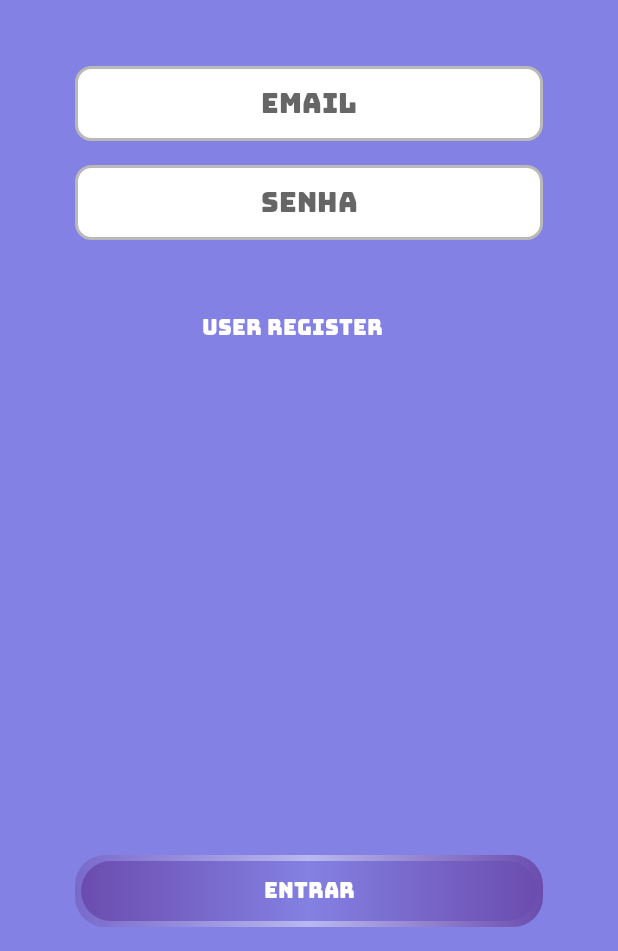
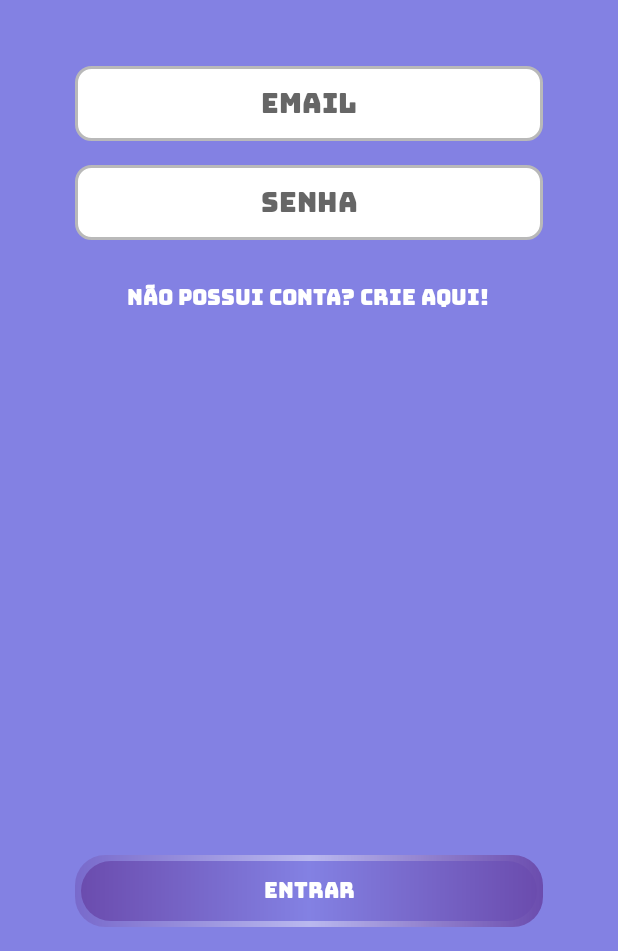
Before and after one commit to samirmaciel/TechQuiz-App, an Android app: the screen it shows after launch (MainActivity), on a phone screen of 412 x 824 dp, the part 285-1236 px from its top. Run offline under Robolectric (Android 15) with nearby library versions, the phone set to English and light mode, and no system bars.

```diff
--- a/app/build.gradle
+++ b/app/build.gradle
@@ -1,6 +1,7 @@
 plugins {
     id 'com.android.application'
     id 'org.jetbrains.kotlin.android'
+    id 'com.google.gms.google-services'
 }
 
 android {
@@ -52,4 +53,9 @@ dependencies {
     implementation "androidx.navigation:navigation-ui-ktx:$nav_version"
 
     implementation 'de.hdodenhof:circleimageview:3.1.0'
+
+    implementation platform('com.google.firebase:firebase-bom:30.1.0')
+    implementation 'com.google.firebase:firebase-auth'
+    implementation 'com.google.firebase:firebase-database'
+    implementation 'com.google.firebase:firebase-storage'
 }
--- a/app/src/main/java/com/samirmaciel/techquiz/view/main/auth/login/LoginFragment.kt
+++ b/app/src/main/java/com/samirmaciel/techquiz/view/main/auth/login/LoginFragment.kt
@@ -25,12 +25,24 @@ class LoginFragment : Fragment() {
 
     override fun onViewCreated(view: View, savedInstanceState: Bundle?) {
         super.onViewCreated(view, savedInstanceState)
+        setListeners()
+
+    }
+
+    private fun setListeners(){
         binding.btnLoginEnter.setOnClickListener {
-            val modal = EndGameBottomSheet()
-
-            modal.show(childFragmentManager, "modal")
         }
 
+        binding.tvLoginCreateNewAccount.setOnClickListener{
+            findNavController().navigate(R.id.action_loginFragment_to_registerFragment)
+        }
+    }
+
+    private fun validateFields(): Boolean {
+        val email = binding.edtLoginEmail.text.toString()
+        val password = binding.edtLoginPassword.text.toString()
+
+        return email.isNotBlank() && password.isNotBlank()
     }
 
     override fun onDestroy() {
--- a/app/src/main/res/layout/fragment_login.xml
+++ b/app/src/main/res/layout/fragment_login.xml
@@ -17,34 +17,36 @@
         app:layout_constraintTop_toTopOf="parent" />
 
     <EditText
-        android:id="@+id/edt_registerNickName"
-        android:hint="@string/hint_login_email"
+        android:id="@+id/edt_loginEmail"
+        android:hint="@string/hint_email"
         android:layout_marginHorizontal="50dp"
         android:layout_marginTop="44dp"
+        android:inputType="textEmailAddress"
         app:layout_constraintEnd_toEndOf="parent"
         app:layout_constraintStart_toStartOf="parent"
         app:layout_constraintTop_toBottomOf="@id/logo"
         style="@style/edt_input_default" />
 
     <EditText
-        android:id="@+id/edt_registerName"
-        android:hint="@string/hint_login_password"
+        android:id="@+id/edt_loginPassword"
+        android:hint="@string/hint_password"
         android:layout_marginTop="16dp"
         style="@style/edt_input_default"
+        android:inputType="textPassword"
         android:layout_marginHorizontal="50dp"
-        app:layout_constraintTop_toBottomOf="@id/edt_registerNickName"
+        app:layout_constraintTop_toBottomOf="@id/edt_loginEmail"
         app:layout_constraintEnd_toEndOf="parent"
         app:layout_constraintStart_toStartOf="parent"/>
 
     <TextView
-        android:id="@+id/tv_dontHaveAccount"
-        android:text="user register"
-        app:layout_constraintEnd_toEndOf="@+id/edt_registerName"
-        app:layout_constraintHorizontal_bias="0.444"
-        android:layout_marginTop="40dp"
-        app:layout_constraintStart_toStartOf="@+id/edt_registerName"
-        app:layout_constraintTop_toBottomOf="@+id/edt_registerName"
-        style="@style/tv_default" />
+        android:id="@+id/tv_loginCreateNewAccount"
+        style="@style/tv_default"
+        android:layout_marginTop="20dp"
+        android:text="@string/title_textview_create_new_account"
+        app:layout_constraintEnd_toEndOf="@+id/edt_loginPassword"
+        app:layout_constraintHorizontal_bias="0.486"
+        app:layout_constraintStart_toStartOf="@+id/edt_loginPassword"
+        app:layout_constraintTop_toBottomOf="@+id/edt_loginPassword" />
 
     <androidx.appcompat.widget.AppCompatButton
         android:id="@+id/btn_loginEnter"
--- a/app/src/main/res/values/strings.xml
+++ b/app/src/main/res/values/strings.xml
@@ -2,9 +2,9 @@
     <string name="app_name">Tech Quiz</string>
     <!-- TODO: Remove or change this placeholder text -->
     <string name="hello_blank_fragment">Hello blank fragment</string>
-    <string name="hint_login_nickname">Apelido</string>
-    <string name="hint_login_email">Email</string>
-    <string name="hint_login_password">Senha</string>
+    <string name="hint_nickname">Apelido</string>
+    <string name="hint_email">Email</string>
+    <string name="hint_password">Senha</string>
     <string name="title_button_login_enter">Entrar</string>
     <string name="title_register_button_continue">Continuar</string>
     <string name="title_button_friends">Amigos</string>
@@ -21,4 +21,7 @@
     <string name="title_textview_currentRatingActual">1140</string>
     <string name="title_textview_rematchGame">Revanche</string>
     <string name="title_textview_main_menu">MENU PRINCIPAL</string>
+    <string name="title_textview_create_new_account">Não possui conta? Crie aqui!</string>
+    <string name="hint_full_name">Nome completo</string>
+    <string name="hint_password_again">Senha novamente</string>
 </resources>
```
Also changed, not shown: app/src/main/java/com/samirmaciel/techquiz/domain/model/User.kt (added, +16 -0 lines), app/src/main/java/com/samirmaciel/techquiz/view/main/auth/register/RegisterFormFragment.kt (+28 -1 lines), app/src/main/java/com/samirmaciel/techquiz/view/main/auth/viewModel/AuthViewModel.kt (added, +119 -0 lines), app/src/main/res/layout/fragment_register_form.xml (+17 -6 lines), build.gradle (+15 -0 lines), 3 other files.
